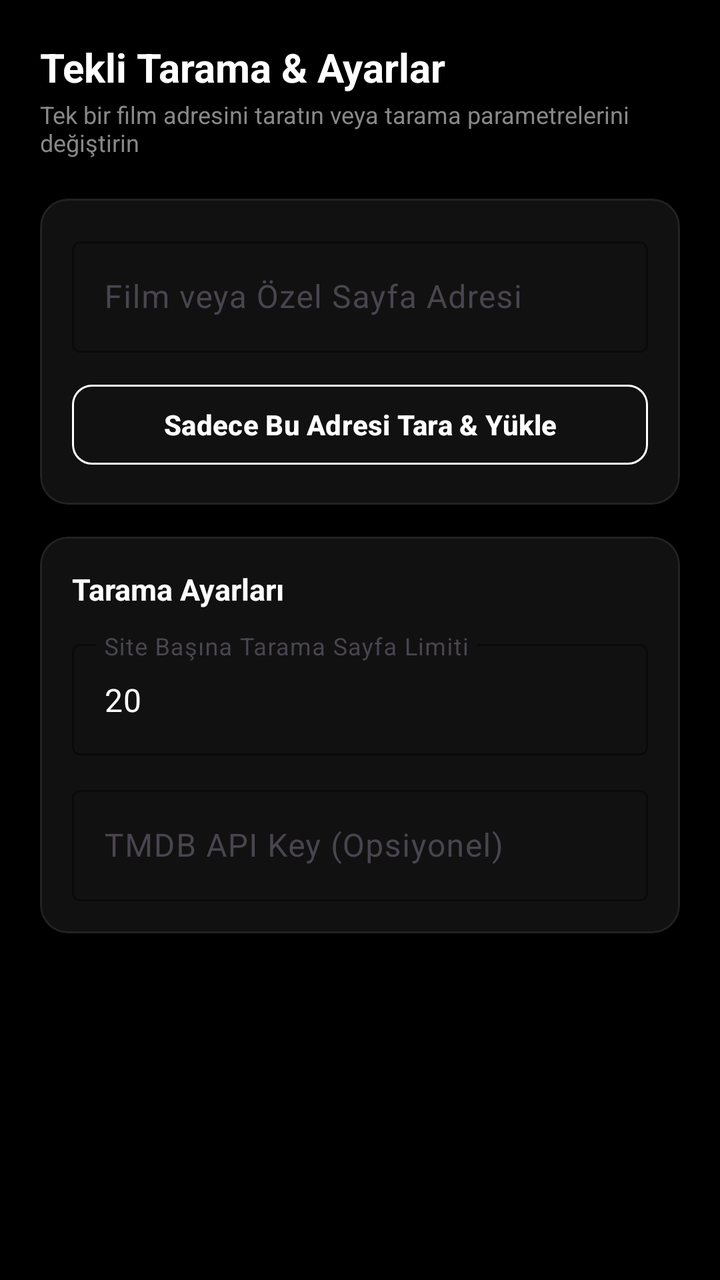
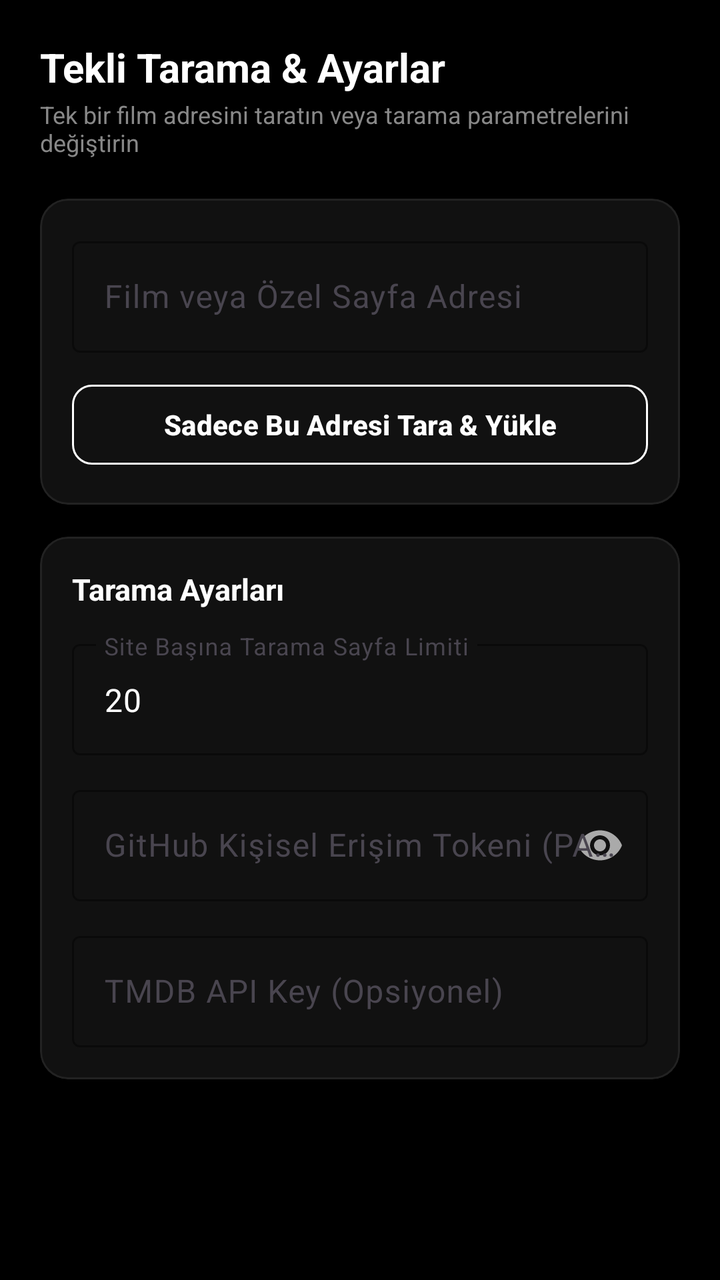

Two renders of the same Android screen: before a commit and after it. Below are the layout's source before the change and the commit's diff.
<!-- AndroidManifest.xml: application theme Theme.Material3.DayNight.NoActionBar -->
<!-- res/layout/page_single.xml -->
<?xml version="1.0" encoding="utf-8"?>
<LinearLayout xmlns:android="http://schemas.android.com/apk/res/android"
    xmlns:app="http://schemas.android.com/apk/res-auto"
    android:layout_width="match_parent"
    android:layout_height="match_parent"
    android:background="#000000"
    android:orientation="vertical"
    android:padding="20dp">

    <TextView
        android:layout_width="wrap_content"
        android:layout_height="wrap_content"
        android:text="Tekli Tarama &amp; Ayarlar"
        android:textColor="#FFFFFF"
        android:textSize="20sp"
        android:textStyle="bold" />

    <TextView
        android:layout_width="wrap_content"
        android:layout_height="wrap_content"
        android:layout_marginTop="2dp"
        android:text="Tek bir film adresini taratın veya tarama parametrelerini değiştirin"
        android:textColor="#888888"
        android:textSize="12sp" />

    
    <com.google.android.material.card.MaterialCardView
        android:layout_width="match_parent"
        android:layout_height="wrap_content"
        android:layout_marginTop="20dp"
        app:cardBackgroundColor="#111111"
        app:cardCornerRadius="14dp"
        app:strokeColor="#222222"
        app:strokeWidth="1dp">

        <LinearLayout
            android:layout_width="match_parent"
            android:layout_height="wrap_content"
            android:orientation="vertical"
            android:padding="16dp">

            <com.google.android.material.textfield.TextInputLayout
                style="@style/Widget.Material3.TextInputLayout.OutlinedBox"
                android:layout_width="match_parent"
                android:layout_height="wrap_content"
                android:hint="Film veya Özel Sayfa Adresi"
                app:boxStrokeColor="#FFFFFF"
                app:hintTextColor="#888888">

                <com.google.android.material.textfield.TextInputEditText
                    android:id="@+id/etSingleUrl"
                    android:layout_width="match_parent"
                    android:layout_height="wrap_content"
                    android:inputType="textUri"
                    android:textColor="#FFFFFF" />
            </com.google.android.material.textfield.TextInputLayout>

            <com.google.android.material.button.MaterialButton
                android:id="@+id/btnCrawlSingle"
                style="@style/Widget.Material3.Button.OutlinedButton"
                android:layout_width="match_parent"
                android:layout_height="wrap_content"
                android:layout_marginTop="12dp"
                android:text="Sadece Bu Adresi Tara &amp; Yükle"
                android:textColor="#FFFFFF"
                android:textStyle="bold"
                app:cornerRadius="10dp"
                app:strokeColor="#FFFFFF" />

        </LinearLayout>
    </com.google.android.material.card.MaterialCardView>

    
    <com.google.android.material.card.MaterialCardView
        android:layout_width="match_parent"
        android:layout_height="wrap_content"
        android:layout_marginTop="16dp"
        app:cardBackgroundColor="#111111"
        app:cardCornerRadius="14dp"
        app:strokeColor="#222222"
        app:strokeWidth="1dp">

        <LinearLayout
            android:layout_width="match_parent"
            android:layout_height="wrap_content"
            android:orientation="vertical"
            android:padding="16dp">

            <TextView
                android:layout_width="wrap_content"
                android:layout_height="wrap_content"
                android:text="Tarama Ayarları"
                android:textColor="#FFFFFF"
                android:textSize="15sp"
                android:textStyle="bold" />

            <com.google.android.material.textfield.TextInputLayout
                style="@style/Widget.Material3.TextInputLayout.OutlinedBox"
                android:layout_width="match_parent"
                android:layout_height="wrap_content"
                android:layout_marginTop="12dp"
                android:hint="Site Başına Tarama Sayfa Limiti"
                app:boxStrokeColor="#FFFFFF"
                app:hintTextColor="#888888">

                <com.google.android.material.textfield.TextInputEditText
                    android:id="@+id/etMaxPages"
                    android:layout_width="match_parent"
                    android:layout_height="wrap_content"
                    android:inputType="number"
                    android:text="20"
                    android:textColor="#FFFFFF" />
            </com.google.android.material.textfield.TextInputLayout>

            <com.google.android.material.textfield.TextInputLayout
                style="@style/Widget.Material3.TextInputLayout.OutlinedBox"
                android:layout_width="match_parent"
                android:layout_height="wrap_content"
                android:layout_marginTop="12dp"
                android:hint="TMDB API Key (Opsiyonel)"
                app:boxStrokeColor="#FFFFFF"
                app:hintTextColor="#888888">

                <com.google.android.material.textfield.TextInputEditText
                    android:id="@+id/etTmdbApiKey"
                    android:layout_width="match_parent"
                    android:layout_height="wrap_content"
                    android:inputType="text"
                    android:textColor="#FFFFFF" />
            </com.google.android.material.textfield.TextInputLayout>

        </LinearLayout>
    </com.google.android.material.card.MaterialCardView>

</LinearLayout>
<!-- resources referenced by this layout -->
<resources>

</resources>

<!-- the commit's change to res/layout/page_single.xml (unified diff, before → after) -->
@@ -117,6 +117,25 @@
                 android:layout_width="match_parent"
                 android:layout_height="wrap_content"
                 android:layout_marginTop="12dp"
+                android:hint="GitHub Kişisel Erişim Tokeni (PAT)"
+                app:boxStrokeColor="#FFFFFF"
+                app:hintTextColor="#888888"
+                app:passwordToggleEnabled="true"
+                app:passwordToggleTint="#AAAAAA">
+
+                <com.google.android.material.textfield.TextInputEditText
+                    android:id="@+id/etGithubToken"
+                    android:layout_width="match_parent"
+                    android:layout_height="wrap_content"
+                    android:inputType="textPassword"
+                    android:textColor="#FFFFFF" />
+            </com.google.android.material.textfield.TextInputLayout>
+
+            <com.google.android.material.textfield.TextInputLayout
+                style="@style/Widget.Material3.TextInputLayout.OutlinedBox"
+                android:layout_width="match_parent"
+                android:layout_height="wrap_content"
+                android:layout_marginTop="12dp"
                 android:hint="TMDB API Key (Opsiyonel)"
                 app:boxStrokeColor="#FFFFFF"
                 app:hintTextColor="#888888">
